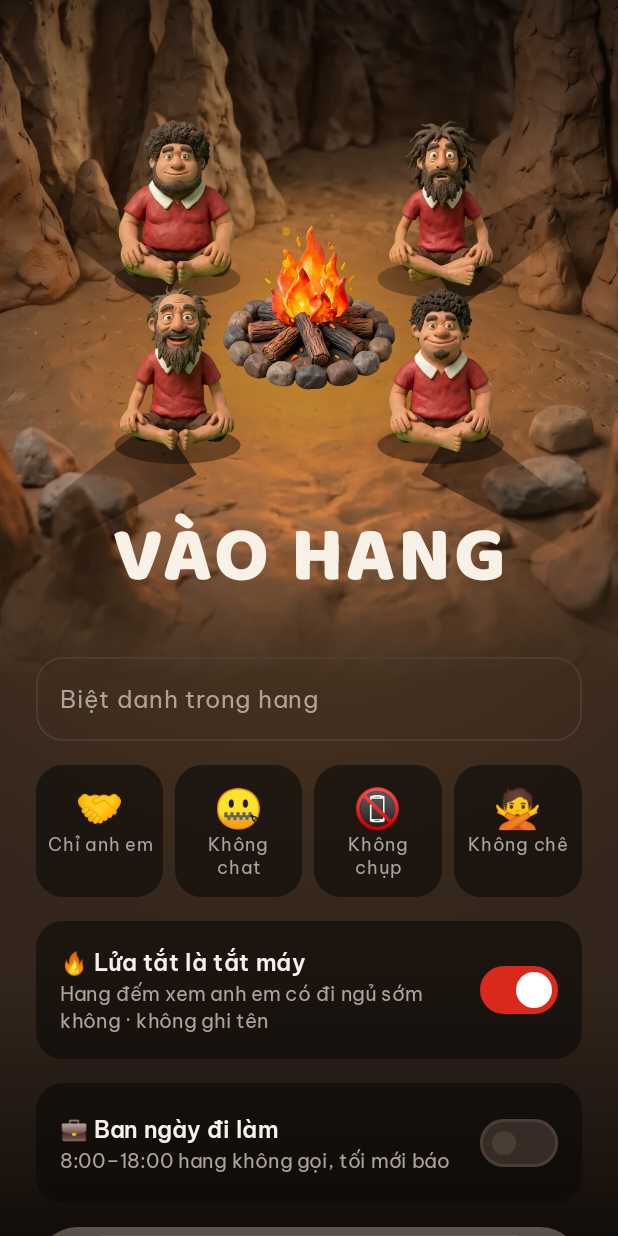
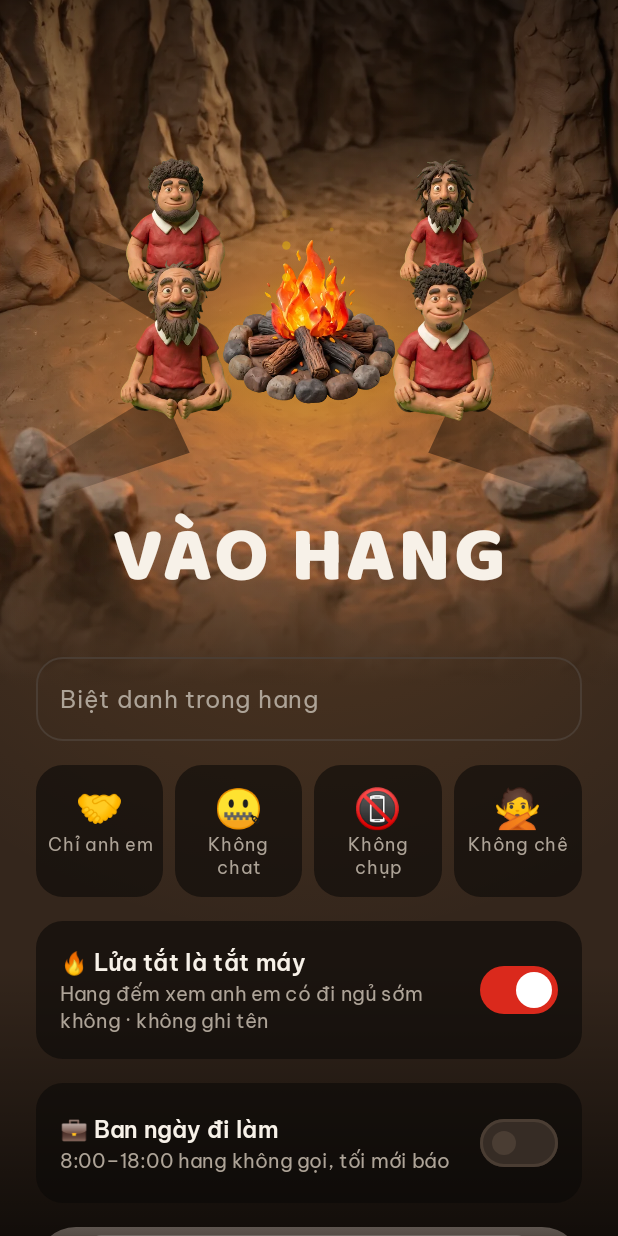
Before and after one commit to hoainam9212/mu-agent, an Android app built with Jetpack Compose: the screen it shows after launch (MainActivity), on a phone screen of 412 x 824 dp. Run offline under Robolectric (Android 15) with nearby library versions, the phone set to English and light mode, and no system bars.

Commit message:
Android: everyone sits and sleeps on the cave floor
- Ring is centred on the fire base and flatter, back seats a bit smaller
- A floor polygon measured on the cave photo keeps every seat (feet and
  both sides) off the walls and stalagmites by pulling it toward the fire
- Fire out: lying sprites are laid flat and the crew sleeps side by side
  in loose rows around the embers, slightly shifted and tilted
- No contact shadow blobs; long firelight shadows only while burning
- 'Ra hang' button is now 'Ra ngoài thôi!'

Co-Authored-By: Claude Opus 5.5 <noreply@anthropic.com>
Claude-Session: https://claude.ai/code/session_01HxTfy3vRtJqUo9jvVYamZb

```diff
--- a/android/app/src/main/kotlin/vn/vaohang/ui/CaveArt.kt
+++ b/android/app/src/main/kotlin/vn/vaohang/ui/CaveArt.kt
@@ -75,6 +75,40 @@ private const val GLOW_X = 0.524f
 private const val GLOW_Y = 0.755f
 private val FloorLit = Color(0xFF34261C)
 private val FloorDark = Color(0xFF181D22)
+
+private const val CAVE_W = 1116f
+private const val CAVE_H = 2000f
+
+// Vùng nền đất ngồi/nằm được trên ảnh hang (tỉ lệ x, y theo ảnh), đo bằng lưới trên ảnh;
+// ngoài vùng này là vách hang và măng đá. Đáy kéo quá 1 vì phần dưới ảnh được tô tiếp màu nền đất.
+private val FLOOR = floatArrayOf(
+    0.47f, 0.58f, 0.76f, 0.58f, 0.76f, 0.66f, 0.90f, 0.72f, 0.80f, 0.76f, 0.76f, 0.88f,
+    0.80f, 1.3f, 0.30f, 1.3f, 0.28f, 0.86f, 0.10f, 0.76f, 0.13f, 0.69f, 0.45f, 0.67f,
+)
+
+private fun inPolygon(x: Float, y: Float, p: FloatArray): Boolean {
+    var inside = false
+    var j = p.size - 2
+    for (i in p.indices step 2) {
+        val (xi, yi, xj, yj) = listOf(p[i], p[i + 1], p[j], p[j + 1])
+        if ((yi > y) != (yj > y) && x < (xj - xi) * (y - yi) / (yj - yi) + xi) inside = !inside
+        j = i
+    }
+    return inside
+}
+
+/**
+ * Hàm kiểm tra một điểm có nằm trên nền đất của ảnh hang không. Điểm tính bằng dp, lệch so với gốc đống lửa
+ * (đặt ở giữa ngang, độ cao [fireY] của khung [screenW] x [screenH]) – cùng phép kéo ảnh với [CaveBackdrop].
+ */
+fun caveFloorTest(screenW: Float, screenH: Float, fireY: Float): (Float, Float) -> Boolean {
+    val s = maxOf(screenW / CAVE_W, screenH / CAVE_H)
+    val dw = CAVE_W * s
+    val dh = CAVE_H * s
+    val dx = (screenW / 2 - GLOW_X * dw).coerceIn(screenW - dw, 0f)
+    val dy = minOf(fireY * screenH - GLOW_Y * dh, 0f)
+    return { ox, oy -> inPolygon((screenW / 2 + ox - dx) / dw, (fireY * screenH + oy - dy) / dh, FLOOR) }
+}
 
 /**
  * Nền hang đất nặn: ảnh hang sáng lửa và ảnh hang tối, chuyển dần theo lửa.
@@ -218,6 +252,15 @@ private val CheerSprites = intArrayOf(
 
 fun cavemanVariant(seed: Long): Int = Math.floorMod(seed, SitSprites.size.toLong()).toInt()
 
+// Kiểu 0, 1, 3, 5 ngủ nằm co trên đất (ảnh nằm ngang); kiểu 2, 4 ngủ gật ngồi.
+private val LyingWhenAsleep = setOf(0, 1, 3, 5)
+
+private fun lying(seed: Long, asleep: Boolean) = asleep && cavemanVariant(seed) in LyingWhenAsleep
+
+/** Kích thước khung vẽ một nhân vật (không kể tên), để đặt chân đúng chỗ trên nền. */
+fun cavemanBox(seed: Long, width: Dp, asleep: Boolean): Pair<Dp, Dp> =
+    if (lying(seed, asleep)) (width * 1.5f) to (width * 0.9f) else (width + 16.dp) to (width * 1.3f)
+
 /**
  * Một anh em trong hang: người tối cổ đất nặn mặc áo đỏ MU, thở nhẹ.
  * [asleep] khi lửa tắt (nằm ngủ); [cheer] nhảy mừng; [me] có vầng sáng vàng dưới chân.
@@ -239,7 +282,7 @@ fun Caveman(
         asleep -> SleepSprites[v]
         else -> SitSprites[v]
     }
-    val height = width * 1.3f
+    val (boxW, boxH) = cavemanBox(seed, width, asleep)
     val breathe by rememberInfiniteTransition(label = "breathe").animateFloat(
         0f, 1f,
         infiniteRepeatable(
@@ -248,8 +291,8 @@ fun Caveman(
         ),
         label = "b",
     )
-    Column(modifier.width(width + 16.dp), horizontalAlignment = Alignment.CenterHorizontally) {
-        Box(Modifier.size(width + 16.dp, height), contentAlignment = Alignment.BottomCenter) {
+    Column(modifier.width(boxW), horizontalAlignment = Alignment.CenterHorizontally) {
+        Box(Modifier.size(boxW, boxH), contentAlignment = Alignment.BottomCenter) {
             if (me) {
                 Canvas(Modifier.matchParentSize()) {
                     val c = Offset(size.width / 2, size.height * 0.94f)
@@ -281,6 +324,10 @@ fun Caveman(
 
 private val Dirt = Color(0xFF2A1C12)
 
+private data class Seat(
+    val member: Member, val x: Float, val feetY: Float, val centerY: Float, val width: Float, val depth: Float, val tilt: Float = 0f,
+)
+
 /**
  * Cả hội ngồi quanh đống lửa trên nền đất hắt sáng; mỗi người đổ bóng dài ra xa lửa.
  * Người phía sau lửa vẽ trước, người phía trước vẽ đè lên.
@@ -293,6 +340,7 @@ fun CampScene(
     modifier: Modifier = Modifier,
     height: Dp = 330.dp,
     said: Map<Long, String> = emptyMap(),
+    onFloor: ((Float, Float) -> Boolean)? = null,
 ) {
     val lit by animateFloatAsState(if (burning) 1f else 0f, tween(2500), label = "ground")
     val n = people.size
@@ -300,22 +348,62 @@ fun CampScene(
     val start = -PI / 2 + if (n % 2 == 0 && n > 0) PI / n else 0.0
     // Đông người thì nhân vật nhỏ lại và vòng ngồi rộng ra (tối đa 10 người một hội).
     val avatar = when {
-        n <= 5 -> 84.dp
-        n <= 7 -> 70.dp
-        else -> 58.dp
+        n <= 5 -> 84f
+        n <= 7 -> 70f
+        else -> 58f
     }
-    val rx = if (n <= 6) 124.0 else 134.0
-    val ry = height.value * (if (n <= 6) 0.27 else 0.31)
-    val seats = people.mapIndexed { i, m ->
-        val angle = start + 2 * PI * i / n
-        Triple(m, (cos(angle) * rx).toFloat(), (sin(angle) * ry + 6).toFloat())
+    // Vòng ngồi dẹt, tâm là gốc đống lửa, để ai cũng ngồi trên nền đất (không leo lên vách hang).
+    val rx = if (n <= 6) 126f else 140f
+    val ry = if (n <= 6) 58f else 66f
+    val fireBase = height.value * 0.19f // gốc lửa, tính từ tâm khung
+    // Kéo chỗ ngồi về phía đống lửa cho tới khi cả người (chân, hai bên) nằm trên nền đất, không trên vách hang.
+    fun onGround(seat: Seat): Seat {
+        val test = onFloor ?: return seat
+        val dyCenter = seat.centerY - seat.feetY
+        var t = 1f
+        while (t > 0.35f) {
+            val x = seat.x * t
+            val fy = fireBase + (seat.feetY - fireBase) * t
+            val half = seat.width * 0.45f
+            if (test(x, fy - fireBase) && test(x - half, fy - fireBase) && test(x + half, fy - fireBase)) {
+                return seat.copy(x = x, feetY = fy, centerY = fy + dyCenter)
+            }
+            t -= 0.05f
+        }
+        return seat
     }
+    val seats = (if (burning) {
+        people.mapIndexed { i, m ->
+            val angle = start + 2 * PI * i / n
+            val depth = sin(angle).toFloat() // -1: phía sau lửa, 1: phía trước
+            val w = avatar * (0.82f + 0.18f * (depth + 1) / 2) // người phía sau nhỏ hơn
+            val (_, boxH) = cavemanBox(m.id, w.dp, false)
+            val feetY = fireBase + depth * ry
+            Seat(m, (cos(angle) * rx).toFloat(), feetY, feetY - boxH.value / 2, w, depth)
+        }
+    } else {
+        // Lửa tắt: lăn ra ngủ cạnh nhau thành hàng quanh đống than, lệch và nghiêng một chút cho tự nhiên.
+        val w = if (n <= 6) 64f else 54f
+        val perRow = 3
+        val rows = listOf(52f, -44f, 100f) // hàng trước, hàng sau lửa, hàng trước nữa (so với gốc lửa)
+        people.mapIndexed { i, m ->
+            val row = minOf(i / perRow, rows.lastIndex)
+            val inRow = people.size.let { total -> minOf(perRow, total - row * perRow).coerceAtLeast(1) }
+            val col = i - row * perRow
+            val (boxW, boxH) = cavemanBox(m.id, w.dp, true)
+            val jitter = Random(m.id)
+            val x = (col - (inRow - 1) / 2f) * (boxW.value * 0.92f) + (jitter.nextFloat() - 0.5f) * 18f
+            val feetY = fireBase + rows[row] + (jitter.nextFloat() - 0.5f) * 10f
+            val depth = rows[row] / 100f
+            Seat(m, x, feetY, feetY - boxH.value / 2, w, depth, tilt = (jitter.nextFloat() - 0.5f) * 14f)
+        }
+    }).map(::onGround)
     Box(modifier.fillMaxWidth().height(height), contentAlignment = Alignment.Center) {
         Canvas(Modifier.matchParentSize().zIndex(-1000f)) {
-            val fire = center + Offset(0f, height.toPx() * 0.19f)
+            val fire = center + Offset(0f, fireBase.dp.toPx())
             // Nền đất: vùng sáng cam quanh lửa (lửa tắt thì chỉ còn đất tối).
-            val gx = (rx.toFloat() + 85f).dp.toPx()
-            val gy = (ry.toFloat() + 45f).dp.toPx()
+            val gx = (rx + 85f).dp.toPx()
+            val gy = (ry + 45f).dp.toPx()
             scale(1f, gy / gx, pivot = fire) {
                 drawCircle(
                     Brush.radialGradient(
@@ -329,45 +417,41 @@ fun CampScene(
                     radius = gx, center = fire,
                 )
             }
-            // Bóng tiếp đất ngay dưới mỗi người.
-            seats.forEach { (_, x, y) ->
-                val feet = center + Offset(x.dp.toPx(), (y + avatar.value * 0.6f).dp.toPx())
-                scale(1f, 0.3f, pivot = feet) { drawCircle(Color.Black.copy(alpha = 0.4f), avatar.toPx() * 0.5f, feet) }
-            }
-            // Bóng đổ dài ra xa đống lửa.
+            // Bóng đổ dài ra xa đống lửa (chỉ khi lửa cháy).
             if (lit > 0.01f) {
-                seats.forEach { (_, x, y) ->
-                    val feet = center + Offset(x.dp.toPx(), (y + avatar.value * 0.6f).dp.toPx())
+                seats.forEach { seat ->
+                    val feet = center + Offset(seat.x.dp.toPx(), seat.feetY.dp.toPx())
                     val dir = feet - fire
                     val u = dir / dir.getDistance().coerceAtLeast(1f)
                     val perp = Offset(-u.y, u.x)
-                    val half = avatar.toPx() * 0.28f
-                    val end = feet + u * (avatar.toPx() * 1.5f)
+                    val half = seat.width.dp.toPx() * 0.28f
+                    val end = feet + u * (seat.width.dp.toPx() * 1.5f)
                     val shadow = Path().apply {
                         (feet + perp * half).let { moveTo(it.x, it.y) }
-                        (end + perp * (half * 0.5f)).let { lineTo(it.x, it.y) }
-                        (end - perp * (half * 0.5f)).let { lineTo(it.x, it.y) }
+                        (end + perp * (half * 0.4f)).let { lineTo(it.x, it.y) }
+                        (end - perp * (half * 0.4f)).let { lineTo(it.x, it.y) }
                         (feet - perp * half).let { lineTo(it.x, it.y) }
                         close()
                     }
-                    drawPath(shadow, Brush.linearGradient(listOf(Color.Black.copy(alpha = 0.55f * lit), Color.Transparent), start = feet, end = end))
+                    drawPath(shadow, Brush.linearGradient(listOf(Color.Black.copy(alpha = 0.45f * lit), Color.Transparent), start = feet, end = end))
                 }
             }
         }
-        seats.forEach { (m, x, y) ->
+        seats.forEach { seat ->
             // Không hiện tên quanh lửa: hang đông thì tên đè nhau. Bạn có vầng sáng vàng.
             Caveman(
-                m.nickname, m.id, width = avatar, me = m.id == meId, asleep = !burning, showName = false,
-                modifier = Modifier.offset(x.dp, y.dp).zIndex(y),
+                seat.member.nickname, seat.member.id, width = seat.width.dp, me = seat.member.id == meId, asleep = !burning, showName = false,
+                modifier = Modifier.offset(seat.x.dp, seat.centerY.dp).zIndex(seat.depth).graphicsLayer { rotationZ = seat.tilt },
             )
         }
-        Campfire(burning, Modifier.size(height * 0.4f).offset(y = height * 0.07f).zIndex(0f))
+        Campfire(burning, Modifier.size(height * 0.4f).offset(y = height * 0.1f).zIndex(0f))
         // Câu vỗ vai hiện thành bong bóng ngay trên đầu người nói.
-        seats.forEach { (m, x, y) ->
-            val text = said[m.id] ?: return@forEach
+        seats.forEach { seat ->
+            val text = said[seat.member.id] ?: return@forEach
+            val x = seat.x
             val bx = x.coerceIn(-100f, 100f)
             // Người ngồi phía sau lửa: bong bóng trên đầu; người phía trước: bong bóng dưới chân, để không che ai.
-            val above = y < 20f
+            val above = seat.depth < 0.3f
             val tail: @Composable () -> Unit = {
                 Canvas(Modifier.offset(x = (x - bx).dp).size(14.dp, 7.dp)) {
                     val p = if (above) Path().apply { moveTo(0f, 0f); lineTo(size.width, 0f); lineTo(size.width / 2, size.height); close() }
@@ -375,7 +459,8 @@ fun CampScene(
                     drawPath(p, Ink.copy(alpha = 0.95f))
                 }
             }
-            val by = if (above) y - avatar.value * 0.62f - 30f else y + avatar.value * 0.62f + 30f
+            val headTop = seat.feetY - seat.width * 1.3f
+            val by = if (above) headTop - 26f else seat.feetY + 26f
             Column(Modifier.offset(bx.dp, by.dp).zIndex(2000f), horizontalAlignment = Alignment.CenterHorizontally) {
                 if (!above) tail()
                 Text(
--- a/android/app/src/main/kotlin/vn/vaohang/ui/Screens.kt
+++ b/android/app/src/main/kotlin/vn/vaohang/ui/Screens.kt
@@ -188,12 +188,12 @@ private fun ClayButton(
                 )
             }
             .clickable(interactionSource = interaction, indication = null, enabled = enabled, onClick = onClick)
-            .padding(horizontal = 22.dp, vertical = 13.dp),
+            .padding(horizontal = 16.dp, vertical = 13.dp),
         contentAlignment = Alignment.Center,
     ) {
         Text(
             text, color = if (enabled) textColor else Mute, fontFamily = DisplayFont, fontWeight = FontWeight.ExtraBold,
-            fontSize = 18.sp, maxLines = 1, modifier = Modifier.offset(y = sink),
+            fontSize = 17.sp, maxLines = 1, modifier = Modifier.offset(y = sink),
         )
     }
 }
@@ -614,9 +614,10 @@ fun CaveScreen(cave: CaveView, groupName: String?, meId: Long, actions: UiAction
         BoxWithConstraints(Modifier.fillMaxSize()) {
             // Sân khấu: đống lửa đặt đúng vệt sáng trên nền hang, cả hội ngồi quanh.
             val fireBase = maxHeight * FIRE_Y
+            val floor = remember(maxWidth, maxHeight) { caveFloorTest(maxWidth.value, maxHeight.value, FIRE_Y) }
             CampScene(
                 cave.inside, meId, burning, said = if (burning) recentSayings(cave) else emptyMap(),
-                height = SceneHeight,
+                height = SceneHeight, onFloor = floor,
                 modifier = Modifier.align(Alignment.TopCenter)
                     .offset(y = fireBase - SceneHeight / 2 - SceneHeight * 0.19f),
             )
@@ -642,12 +643,12 @@ fun CaveScreen(cave: CaveView, groupName: String?, meId: Long, actions: UiAction
                         FireButton("👋  Vỗ vai", onClick = { choosing = true }, pulse = cave.pats.isEmpty(), modifier = Modifier.fillMaxWidth())
                         Row(Modifier.fillMaxWidth(), horizontalArrangement = Arrangement.spacedBy(10.dp)) {
                             GhostButton("📣  Rủ anh em", onClick = { actions.invite(cave.id) }, modifier = Modifier.weight(1f))
-                            GhostButton("🚪  Ra hang", onClick = { actions.leaveCave(cave.id) }, color = Mute, modifier = Modifier.weight(1f))
+                            GhostButton("🚪  Ra ngoài thôi!", onClick = { actions.leaveCave(cave.id) }, color = Mute, modifier = Modifier.weight(1f))
                         }
                     }
                     else -> {
                         FireOutPanel()
-                        GhostButton("🚪  Ra hang", onClick = { actions.leaveCave(cave.id) }, color = Mute, modifier = Modifier.fillMaxWidth())
+                        GhostButton("🚪  Ra ngoài thôi!", onClick = { actions.leaveCave(cave.id) }, color = Mute, modifier = Modifier.fillMaxWidth())
                     }
                 }
             }
```
Also changed, not shown: android/app/src/main/res/drawable-nodpi/caveman_0_sleep.webp, android/app/src/main/res/drawable-nodpi/caveman_1_sleep.webp, android/app/src/main/res/drawable-nodpi/caveman_3_sleep.webp, android/app/src/main/res/drawable-nodpi/caveman_5_sleep.webp.
